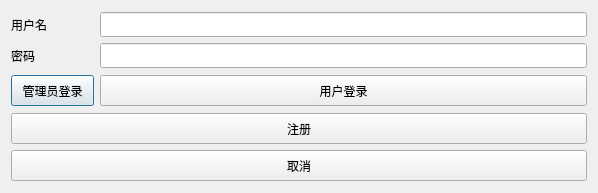
This is Client/UI/TrainUI/login.ui in TimerChen/TrainTickets as Qt 5 draws it before an edit. The edited form follows.
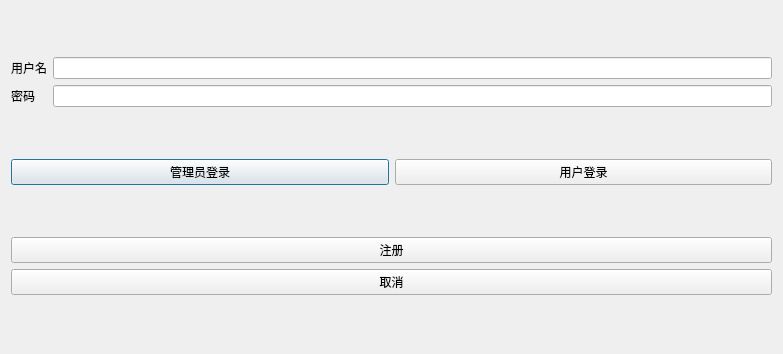
This is the edited form. Icons and pictures are not drawn.

Diff of the .ui file:
```diff
--- a/Client/UI/TrainUI/login.ui
+++ b/Client/UI/TrainUI/login.ui
@@ -6,20 +6,20 @@
    <rect>
     <x>0</x>
     <y>0</y>
-    <width>598</width>
-    <height>193</height>
+    <width>783</width>
+    <height>354</height>
    </rect>
   </property>
   <property name="minimumSize">
    <size>
-    <width>598</width>
-    <height>193</height>
+    <width>783</width>
+    <height>354</height>
    </size>
   </property>
   <property name="maximumSize">
    <size>
-    <width>598</width>
-    <height>193</height>
+    <width>783</width>
+    <height>354</height>
    </size>
   </property>
   <property name="windowTitle">
@@ -42,20 +42,7 @@
         </widget>
        </item>
        <item row="0" column="1">
-        <widget class="QLineEdit" name="usrLineEdit">
-         <property name="minimumSize">
-          <size>
-           <width>487</width>
-           <height>25</height>
-          </size>
-         </property>
-         <property name="maximumSize">
-          <size>
-           <width>487</width>
-           <height>25</height>
-          </size>
-         </property>
-        </widget>
+        <widget class="QLineEdit" name="usrLineEdit"/>
        </item>
        <item row="1" column="0">
         <widget class="QLabel" name="label_2">
@@ -65,20 +52,7 @@
         </widget>
        </item>
        <item row="1" column="1">
-        <widget class="QLineEdit" name="pwdLineEdit">
-         <property name="minimumSize">
-          <size>
-           <width>487</width>
-           <height>25</height>
-          </size>
-         </property>
-         <property name="maximumSize">
-          <size>
-           <width>487</width>
-           <height>25</height>
-          </size>
-         </property>
-        </widget>
+        <widget class="QLineEdit" name="pwdLineEdit"/>
        </item>
       </layout>
      </item>
@@ -86,18 +60,6 @@
       <layout class="QHBoxLayout" name="horizontalLayout">
        <item>
         <widget class="QPushButton" name="auloginBtn">
-         <property name="minimumSize">
-          <size>
-           <width>83</width>
-           <height>31</height>
-          </size>
-         </property>
-         <property name="maximumSize">
-          <size>
-           <width>83</width>
-           <height>31</height>
-          </size>
-         </property>
          <property name="text">
           <string>管理员登录</string>
          </property>
@@ -105,18 +67,6 @@
        </item>
        <item>
         <widget class="QPushButton" name="loginBtn">
-         <property name="minimumSize">
-          <size>
-           <width>487</width>
-           <height>31</height>
-          </size>
-         </property>
-         <property name="maximumSize">
-          <size>
-           <width>487</width>
-           <height>31</height>
-          </size>
-         </property>
          <property name="text">
           <string>用户登录</string>
          </property>
@@ -128,18 +78,6 @@
       <layout class="QVBoxLayout" name="verticalLayout">
        <item>
         <widget class="QPushButton" name="registBtn">
-         <property name="minimumSize">
-          <size>
-           <width>576</width>
-           <height>31</height>
-          </size>
-         </property>
-         <property name="maximumSize">
-          <size>
-           <width>576</width>
-           <height>31</height>
-          </size>
-         </property>
          <property name="text">
           <string>注册</string>
          </property>
@@ -147,18 +85,6 @@
        </item>
        <item>
         <widget class="QPushButton" name="exitBtn">
-         <property name="minimumSize">
-          <size>
-           <width>576</width>
-           <height>31</height>
-          </size>
-         </property>
-         <property name="maximumSize">
-          <size>
-           <width>576</width>
-           <height>31</height>
-          </size>
-         </property>
          <property name="text">
           <string>取消</string>
          </property>
```
